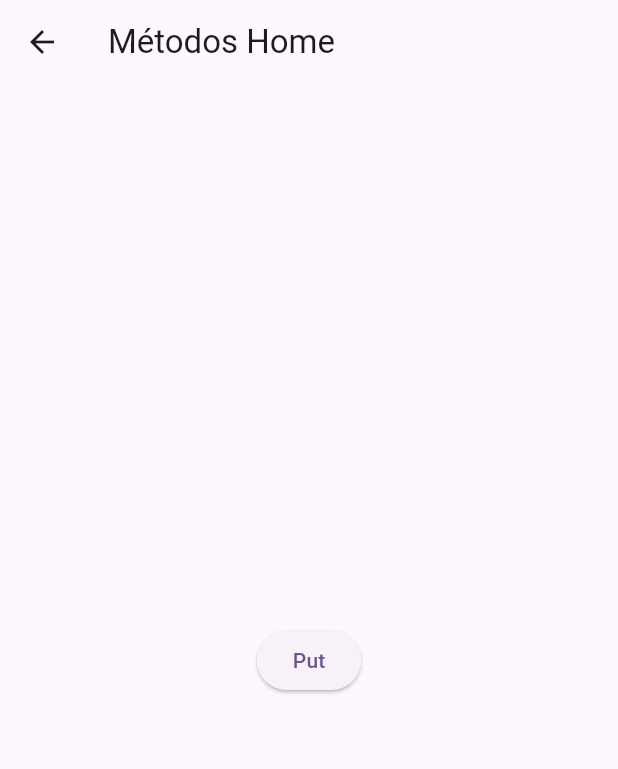
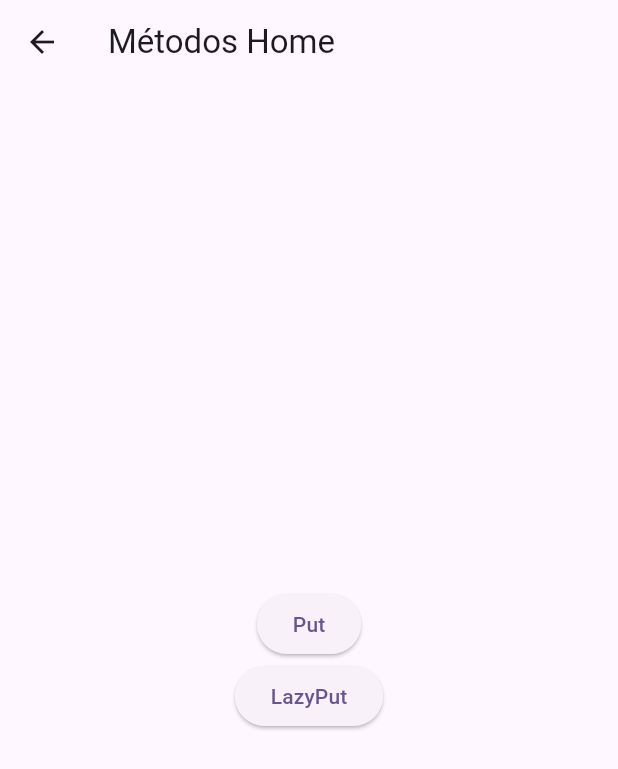
Before and after one commit to Jornada-GetX/get_dependencias, a Flutter app: the screen it shows after launch, after a tap on "Métodos", on a phone screen of 412 x 824 dp. Shown: the top 769 px of the screen. Run offline on Flutter 3.47's test engine with Material 2 defaults, Android fonts, the phone set to English and light mode, and no system bars; our stand-ins replace get.

Commit message:
lazyPut, factory e fenix => -10:37

```diff
--- a/lib/main.dart
+++ b/lib/main.dart
@@ -1,6 +1,7 @@
 import 'package:flutter/material.dart';
 import 'package:get/get.dart';
 import 'package:get_dependencias/pages/home_page.dart';
+import 'package:get_dependencias/pages/metodos/lazyPut/lazy_put_page.dart';
 import 'package:get_dependencias/pages/metodos/metodos_home_page.dart';
 import 'package:get_dependencias/pages/metodos/put/put_page.dart';
 
@@ -38,6 +39,10 @@ class MyApp extends StatelessWidget {
               name: '/put',
               page: () => const PutPage(),
             ),
+            GetPage(
+              name: '/lazyput',
+              page: () => LazyPutPage(),
+            ),
           ],
         ),
       ],
--- a/lib/pages/metodos/metodos_home_page.dart
+++ b/lib/pages/metodos/metodos_home_page.dart
@@ -19,6 +19,12 @@ class MetodosHomePage extends StatelessWidget {
               },
               child: const Text('Put'),
             ),
+            ElevatedButton(
+              onPressed: () {
+                Navigator.of(context).pushNamed('/metodos/lazyput');
+              },
+              child: const Text('LazyPut'),
+            ),
           ],
         ),
       ),
```
Also changed, not shown: lib/pages/metodos/lazyPut/lazy_put_controller.dart (added, +7 -0 lines), lib/pages/metodos/lazyPut/lazy_put_page.dart (added, +33 -0 lines).
